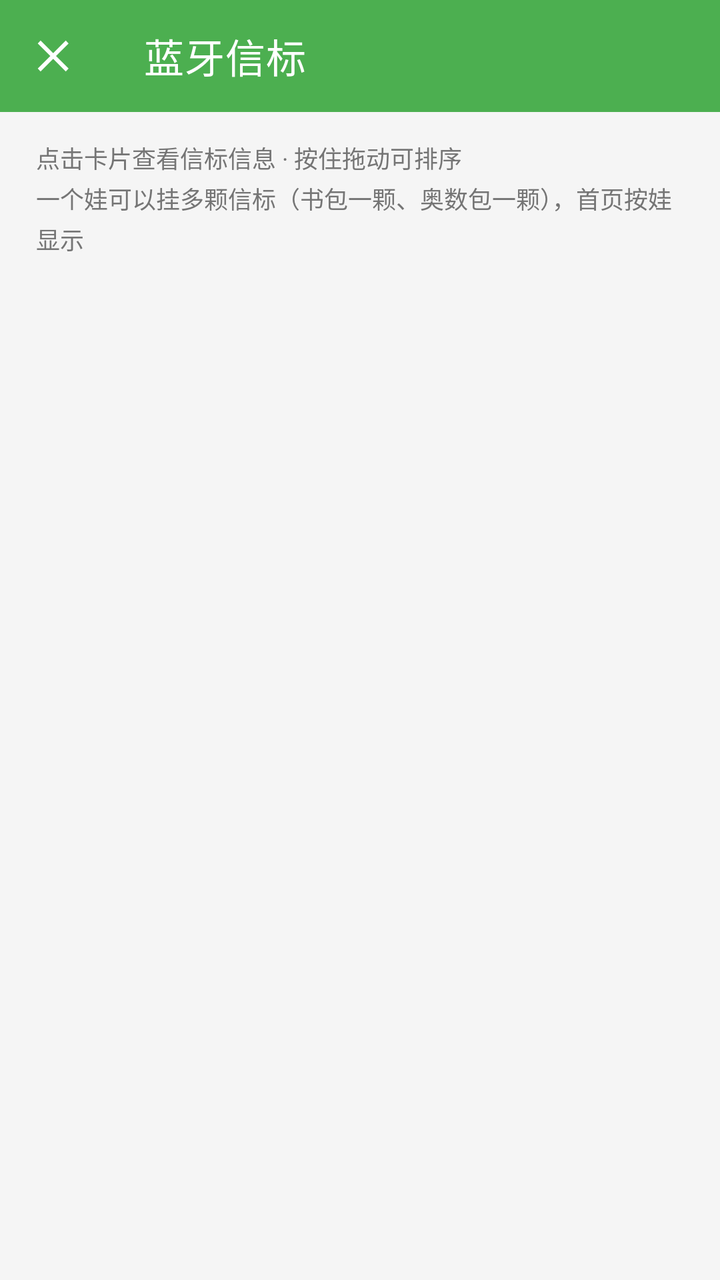
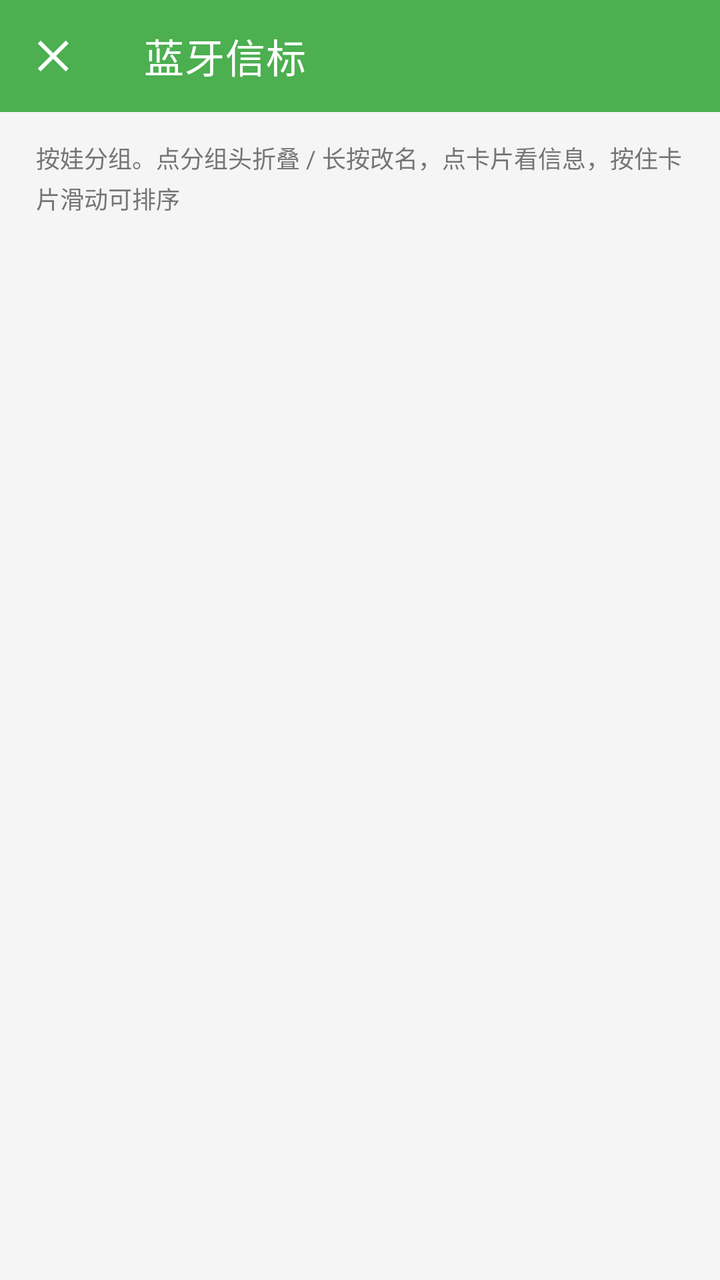

Compare the two renders of this Android layout. The source of the first and the diff that turns it into the second are given below.
<!-- AndroidManifest.xml: application theme Theme.KidLink -->
<!-- res/layout/activity_beacon_manager.xml -->
<?xml version="1.0" encoding="utf-8"?>
<LinearLayout xmlns:android="http://schemas.android.com/apk/res/android"
    xmlns:app="http://schemas.android.com/apk/res-auto"
    android:layout_width="match_parent"
    android:layout_height="match_parent"
    android:orientation="vertical"
    android:background="@color/bg_main">

    <com.google.android.material.appbar.MaterialToolbar
        android:id="@+id/toolbar"
        android:layout_width="match_parent"
        android:layout_height="?attr/actionBarSize"
        android:background="@color/primary"
        app:navigationIcon="@drawable/ic_close"
        app:title="@string/beacon_manager_title"
        app:titleTextColor="@color/white" />

    <TextView
        android:layout_width="match_parent"
        android:layout_height="wrap_content"
        android:paddingStart="18dp"
        android:paddingEnd="18dp"
        android:paddingTop="14dp"
        android:paddingBottom="6dp"
        android:textSize="12sp"
        android:lineSpacingExtra="3dp"
        android:textColor="@color/text_secondary"
        android:text="@string/beacon_manager_hint" />

    <androidx.recyclerview.widget.RecyclerView
        android:id="@+id/recycler_beacons"
        android:layout_width="match_parent"
        android:layout_height="0dp"
        android:layout_weight="1"
        android:clipToPadding="false"
        android:paddingStart="6dp"
        android:paddingEnd="6dp"
        android:paddingTop="6dp"
        android:paddingBottom="24dp"
        android:overScrollMode="never" />

    
    <LinearLayout
        android:id="@+id/layout_buy_tip"
        android:layout_width="match_parent"
        android:layout_height="wrap_content"
        android:orientation="vertical"
        android:background="?attr/selectableItemBackground"
        android:clickable="true"
        android:focusable="true"
        android:paddingStart="20dp"
        android:paddingEnd="20dp"
        android:paddingTop="12dp"
        android:paddingBottom="14dp"
        android:visibility="gone">

        <View
            android:layout_width="match_parent"
            android:layout_height="1dp"
            android:layout_marginBottom="10dp"
            android:background="@color/divider" />

        <TextView
            android:layout_width="match_parent"
            android:layout_height="wrap_content"
            android:text="@string/buy_beacon_title"
            android:textColor="@color/text_primary"
            android:textSize="14sp" />

        <TextView
            android:id="@+id/txt_buy_name"
            android:layout_width="match_parent"
            android:layout_height="wrap_content"
            android:layout_marginTop="4dp"
            android:lineSpacingExtra="2dp"
            android:text="@string/buy_beacon_name"
            android:textColor="@color/text_secondary"
            android:textSize="12sp" />

        
        <TextView
            android:id="@+id/txt_buy_proto"
            android:layout_width="match_parent"
            android:layout_height="wrap_content"
            android:layout_marginTop="4dp"
            android:background="?attr/selectableItemBackground"
            android:clickable="true"
            android:focusable="true"
            android:paddingTop="4dp"
            android:paddingBottom="4dp"
            android:text="@string/buy_beacon_proto"
            android:textColor="@color/warning"
            android:textSize="12sp" />

        <TextView
            android:layout_width="match_parent"
            android:layout_height="wrap_content"
            android:layout_marginTop="6dp"
            android:text="@string/buy_beacon_action"
            android:textColor="@color/primary"
            android:textSize="13sp"
            android:textStyle="bold" />
    </LinearLayout>

</LinearLayout>
<!-- resources referenced by this layout -->
<resources>
  <color name="bg_main">#FFF5F5F5</color>
  <color name="divider">#FFE0E0E0</color>
  <color name="primary">#FF4CAF50</color>
  <color name="text_primary">#FF212121</color>
  <color name="text_secondary">#FF757575</color>
  <color name="warning">#FFFF9800</color>
  <color name="white">#FFFFFFFF</color>
  <!-- drawable ic_close (drawable) -->
  <vector xmlns:android="http://schemas.android.com/apk/res/android"
      android:width="24dp" android:height="24dp"
      android:viewportWidth="24" android:viewportHeight="24"
      android:tint="@color/white">
      <path android:fillColor="@android:color/white"
          android:pathData="M18.3,5.71L12,12l6.3,6.29l-1.41,1.42L10.59,13.41L4.29,19.71L2.88,18.29L9.17,12L2.88,5.71L4.29,4.29L10.59,10.59L16.89,4.29z"/>
  </vector>
  <string name="beacon_manager_hint">点击卡片查看信标信息 · 按住拖动可排序\n一个娃可以挂多颗信标（书包一颗、奥数包一颗），首页按娃显示</string>
  <string name="beacon_manager_title">蓝牙信标</string>
  <string name="buy_beacon_action">点这里去淘宝下单 ›</string>
  <string name="buy_beacon_name">大夏龙雀 iBeacon 基站 · 防水型</string>
  <string name="buy_beacon_proto">⚠ 只支持 iBeacon 协议 · 点这里看为什么</string>
  <string name="buy_beacon_title">还没有信标？可以先买这个</string>
  <style name="Theme.KidLink" parent="Theme.MaterialComponents.Light.NoActionBar">
          <item name="colorPrimary">@color/primary</item>
          <item name="colorPrimaryDark">@color/primary_dark</item>
          <item name="colorAccent">@color/accent</item>
          <item name="android:windowBackground">@color/bg_main</item>
          <item name="android:statusBarColor">@color/primary_dark</item>
      </style>
  <color name="primary_dark">#FF388E3C</color>
  <color name="accent">#FFFFC107</color>
</resources>

<!-- the commit's change to res/layout/activity_beacon_manager.xml (unified diff, before → after) -->
@@ -27,79 +27,112 @@
         android:textColor="@color/text_secondary"
         android:text="@string/beacon_manager_hint" />
 
-    <androidx.recyclerview.widget.RecyclerView
-        android:id="@+id/recycler_beacons"
+    <androidx.core.widget.NestedScrollView
+        android:id="@+id/scroll_groups"
         android:layout_width="match_parent"
         android:layout_height="0dp"
         android:layout_weight="1"
         android:clipToPadding="false"
-        android:paddingStart="6dp"
-        android:paddingEnd="6dp"
-        android:paddingTop="6dp"
         android:paddingBottom="24dp"
-        android:overScrollMode="never" />
+        android:overScrollMode="never">
 
-    
-    <LinearLayout
-        android:id="@+id/layout_buy_tip"
-        android:layout_width="match_parent"
-        android:layout_height="wrap_content"
-        android:orientation="vertical"
-        android:background="?attr/selectableItemBackground"
-        android:clickable="true"
-        android:focusable="true"
-        android:paddingStart="20dp"
-        android:paddingEnd="20dp"
-        android:paddingTop="12dp"
-        android:paddingBottom="14dp"
-        android:visibility="gone">
-
-        <View
-            android:layout_width="match_parent"
-            android:layout_height="1dp"
-            android:layout_marginBottom="10dp"
-            android:background="@color/divider" />
-
-        <TextView
+        <LinearLayout
             android:layout_width="match_parent"
             android:layout_height="wrap_content"
-            android:text="@string/buy_beacon_title"
-            android:textColor="@color/text_primary"
-            android:textSize="14sp" />
+            android:orientation="vertical">
 
-        <TextView
-            android:id="@+id/txt_buy_name"
-            android:layout_width="match_parent"
-            android:layout_height="wrap_content"
-            android:layout_marginTop="4dp"
-            android:lineSpacingExtra="2dp"
-            android:text="@string/buy_beacon_name"
-            android:textColor="@color/text_secondary"
-            android:textSize="12sp" />
+            
+            <LinearLayout
+                android:id="@+id/layout_groups"
+                android:layout_width="match_parent"
+                android:layout_height="wrap_content"
+                android:orientation="vertical"
+                android:paddingTop="4dp" />
 
-        
-        <TextView
-            android:id="@+id/txt_buy_proto"
-            android:layout_width="match_parent"
-            android:layout_height="wrap_content"
-            android:layout_marginTop="4dp"
-            android:background="?attr/selectableItemBackground"
-            android:clickable="true"
-            android:focusable="true"
-            android:paddingTop="4dp"
-            android:paddingBottom="4dp"
-            android:text="@string/buy_beacon_proto"
-            android:textColor="@color/warning"
-            android:textSize="12sp" />
+            
+            <TextView
+                android:id="@+id/btn_new_child"
+                android:layout_width="match_parent"
+                android:layout_height="wrap_content"
+                android:layout_marginStart="16dp"
+                android:layout_marginEnd="16dp"
+                android:layout_marginTop="10dp"
+                android:background="?attr/selectableItemBackground"
+                android:clickable="true"
+                android:focusable="true"
+                android:gravity="center"
+                android:paddingTop="14dp"
+                android:paddingBottom="14dp"
+                android:text="@string/child_add"
+                android:textColor="@color/primary"
+                android:textSize="13sp"
+                android:textStyle="bold"
+                android:visibility="gone" />
 
-        <TextView
-            android:layout_width="match_parent"
-            android:layout_height="wrap_content"
-            android:layout_marginTop="6dp"
-            android:text="@string/buy_beacon_action"
-            android:textColor="@color/primary"
-            android:textSize="13sp"
-            android:textStyle="bold" />
-    </LinearLayout>
+            
+            <LinearLayout
+                android:id="@+id/layout_buy_tip"
+                android:layout_width="match_parent"
+                android:layout_height="wrap_content"
+                android:orientation="vertical"
+                android:background="?attr/selectableItemBackground"
+                android:clickable="true"
+                android:focusable="true"
+                android:paddingStart="20dp"
+                android:paddingEnd="20dp"
+                android:paddingTop="12dp"
+                android:paddingBottom="14dp"
+                android:visibility="gone">
+
+                <View
+                    android:layout_width="match_parent"
+                    android:layout_height="1dp"
+                    android:layout_marginBottom="10dp"
+                    android:background="@color/divider" />
+
+                <TextView
+                    android:layout_width="match_parent"
+                    android:layout_height="wrap_content"
+                    android:text="@string/buy_beacon_title"
+                    android:textColor="@color/text_primary"
+                    android:textSize="14sp" />
+
+                <TextView
+                    android:id="@+id/txt_buy_name"
+                    android:layout_width="match_parent"
+                    android:layout_height="wrap_content"
+                    android:layout_marginTop="4dp"
+                    android:lineSpacingExtra="2dp"
+                    android:text="@string/buy_beacon_name"
+                    android:textColor="@color/text_secondary"
+                    android:textSize="12sp" />
+
+                
+                <TextView
+                    android:id="@+id/txt_buy_proto"
+                    android:layout_width="match_parent"
+                    android:layout_height="wrap_content"
+                    android:layout_marginTop="4dp"
+                    android:background="?attr/selectableItemBackground"
+                    android:clickable="true"
+                    android:focusable="true"
+                    android:paddingTop="4dp"
+                    android:paddingBottom="4dp"
+                    android:text="@string/buy_beacon_proto"
+                    android:textColor="@color/warning"
+                    android:textSize="12sp" />
+
+                <TextView
+                    android:layout_width="match_parent"
+                    android:layout_height="wrap_content"
+                    android:layout_marginTop="6dp"
+                    android:text="@string/buy_beacon_action"
+                    android:textColor="@color/primary"
+                    android:textSize="13sp"
+                    android:textStyle="bold" />
+            </LinearLayout>
+
+        </LinearLayout>
+    </androidx.core.widget.NestedScrollView>
 
 </LinearLayout>
<!-- resource entries referenced after the edit -->
@@ -15,12 +15,13 @@
       <path android:fillColor="@android:color/white"
           android:pathData="M18.3,5.71L12,12l6.3,6.29l-1.41,1.42L10.59,13.41L4.29,19.71L2.88,18.29L9.17,12L2.88,5.71L4.29,4.29L10.59,10.59L16.89,4.29z"/>
   </vector>
-  <string name="beacon_manager_hint">点击卡片查看信标信息 · 按住拖动可排序\n一个娃可以挂多颗信标（书包一颗、奥数包一颗），首页按娃显示</string>
+  <string name="beacon_manager_hint">按娃分组。点分组头折叠 / 长按改名，点卡片看信息，按住卡片滑动可排序</string>
   <string name="beacon_manager_title">蓝牙信标</string>
   <string name="buy_beacon_action">点这里去淘宝下单 ›</string>
   <string name="buy_beacon_name">大夏龙雀 iBeacon 基站 · 防水型</string>
   <string name="buy_beacon_proto">⚠ 只支持 iBeacon 协议 · 点这里看为什么</string>
   <string name="buy_beacon_title">还没有信标？可以先买这个</string>
+  <string name="child_add">＋ 新建一个娃</string>
   <style name="Theme.KidLink" parent="Theme.MaterialComponents.Light.NoActionBar">
           <item name="colorPrimary">@color/primary</item>
           <item name="colorPrimaryDark">@color/primary_dark</item>
